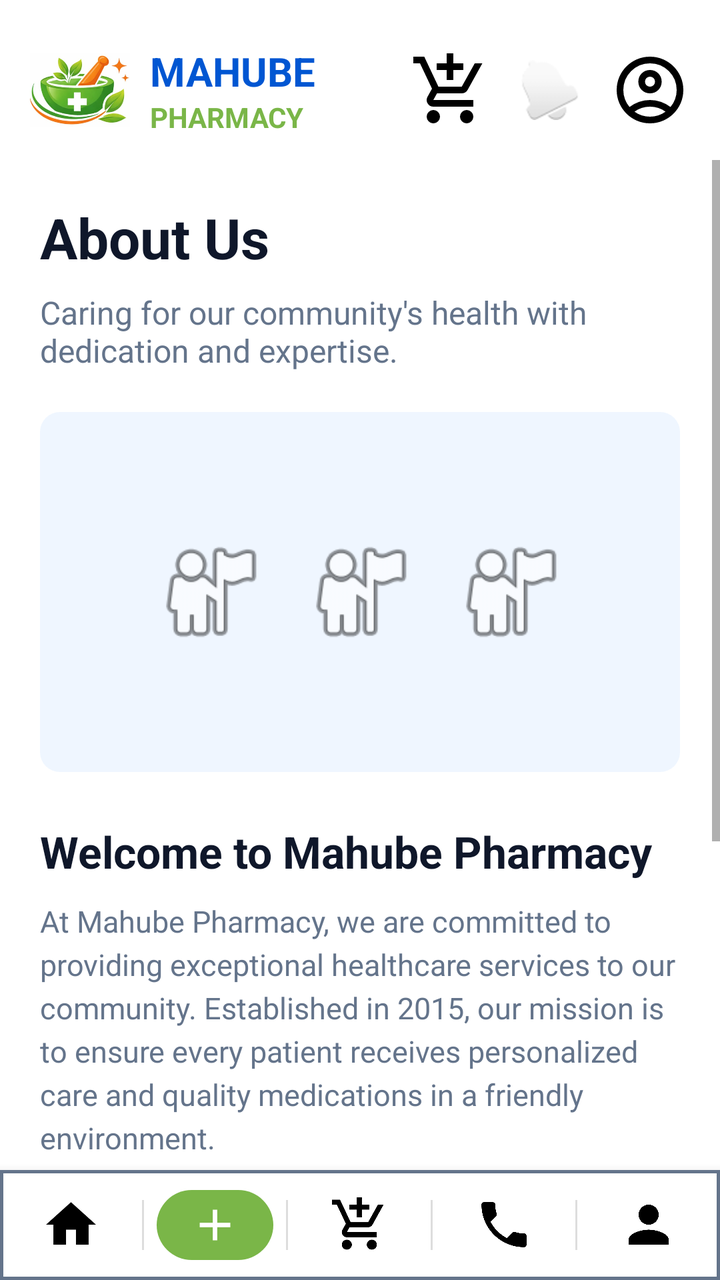
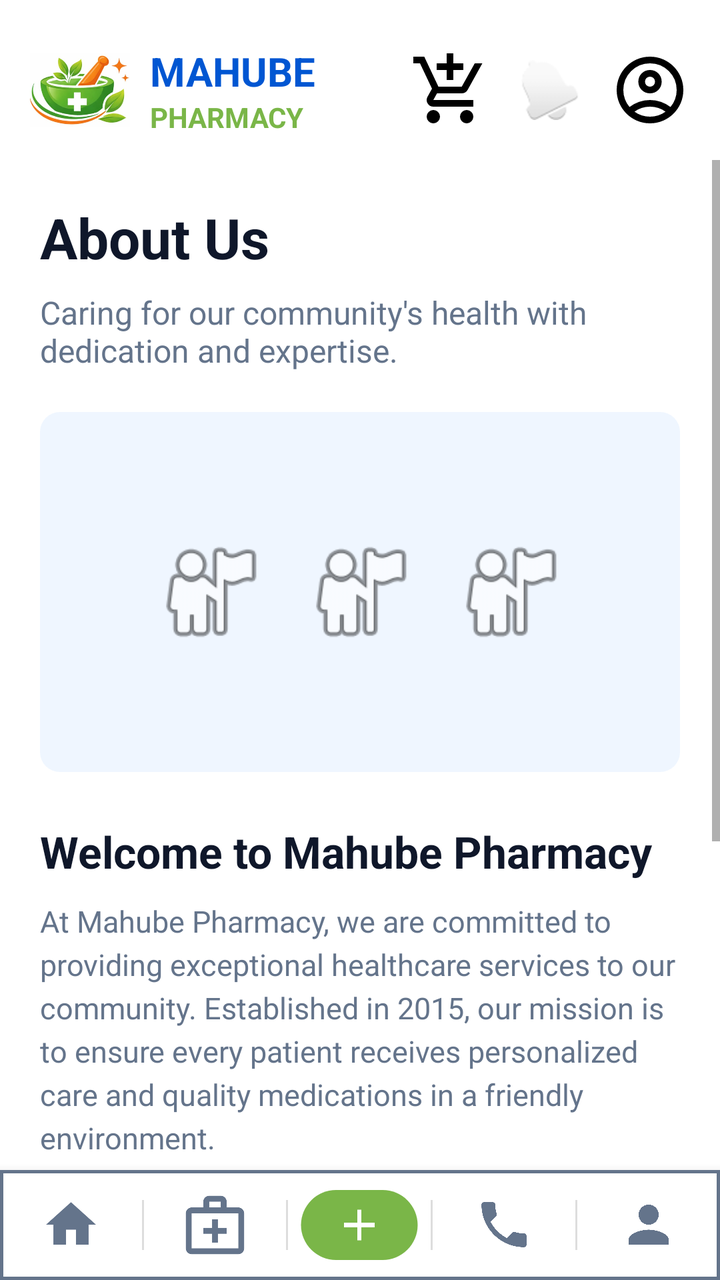

Compare the two renders of this Android layout. The source of the first and the diff that turns it into the second are given below.
<!-- AndroidManifest.xml: application theme Theme.MahubePhamarcy -->
<!-- res/layout/about_page.xml -->
<?xml version="1.0" encoding="utf-8"?>
<LinearLayout xmlns:android="http://schemas.android.com/apk/res/android"
    xmlns:app="http://schemas.android.com/apk/res-auto"
    xmlns:tools="http://schemas.android.com/tools"
    android:layout_width="match_parent"
    android:layout_height="match_parent"
    android:orientation="vertical"
    android:layout_marginTop="25dp"
    android:background="@color/white">

    
    <RelativeLayout
        android:layout_width="match_parent"
        android:layout_height="wrap_content"
        android:layout_marginTop="20dp"
        android:clickable="true"
        android:paddingHorizontal="15dp">

        <ImageView
            android:id="@+id/Icon"
            android:layout_width="50dp"
            android:layout_height="50dp"
            android:layout_alignParentStart="true"
            android:layout_centerVertical="true"
            android:src="@drawable/icon_image"
            android:contentDescription="@string/app_name"
            android:clickable="true"
            android:onClick="showHomePage" />

        <LinearLayout
            android:id="@+id/logoTextContainer"
            android:layout_width="wrap_content"
            android:layout_height="wrap_content"
            android:layout_centerVertical="true"
            android:layout_marginStart="10dp"
            android:layout_toEndOf="@id/Icon"
            android:orientation="vertical"
            android:clickable="true"
            android:onClick="showHomePage">

            <TextView
                android:id="@+id/mahubePharmacy"
                android:layout_width="wrap_content"
                android:layout_height="wrap_content"
                android:text="@string/mahube"
                android:textColor="@color/button_blue"
                android:textSize="20sp"
                android:textStyle="bold" />

            <TextView
                android:layout_width="wrap_content"
                android:layout_height="wrap_content"
                android:text="@string/pharmacy"
                android:textColor="#7AB648"
                android:textSize="14sp"
                android:textStyle="bold" />
        </LinearLayout>

        <ImageView
            android:id="@+id/profileIcon"
            android:layout_width="40dp"
            android:layout_height="40dp"
            android:layout_alignParentEnd="true"
            android:layout_centerVertical="true"
            app:tint="#64748B"
            android:src="@drawable/account_circle"
            android:contentDescription="Profile"
            android:clickable="true"
            android:onClick="showProfilePage"/>
        <ImageView
            android:id="@+id/CartIcon"
            android:layout_width="40dp"
            android:layout_height="40dp"
            android:layout_toLeftOf="@id/notificationIcon"
            android:layout_marginEnd="15dp"
            android:layout_centerVertical="true"
            android:contentDescription="Cart"
            android:clickable="true"
            android:onClick="showCartPage"
            app:tint="#64748B"
            android:src="@drawable/shopping_cart" />
        <ImageView
            android:id="@+id/notificationIcon"
            android:layout_width="30dp"
            android:layout_height="30dp"
            android:layout_centerVertical="true"
            android:layout_marginEnd="15dp"
            android:layout_toStartOf="@id/profileIcon"
            android:src="@android:drawable/ic_popup_reminder"
            app:tint="#64748B"
            android:contentDescription="Notifications"
            tools:ignore="UseAppTint" />
    </RelativeLayout>

    <ScrollView
        android:layout_width="match_parent"
        android:layout_height="0dp"
        android:layout_weight="1"
        android:layout_marginTop="10dp">

        <LinearLayout
            android:layout_width="match_parent"
            android:layout_height="wrap_content"
            android:orientation="vertical"
            android:padding="20dp">

            
            <TextView
                android:layout_width="wrap_content"
                android:layout_height="wrap_content"
                android:text="@string/about_us"
                android:textColor="#0F172A"
                android:textSize="28sp"
                android:textStyle="bold" />

            <TextView
                android:layout_width="wrap_content"
                android:layout_height="wrap_content"
                android:layout_marginTop="8dp"
                android:text="@string/about_subtitle"
                android:textColor="@color/secondary_textColor"
                android:textSize="16sp" />

            
            <RelativeLayout
                android:layout_width="match_parent"
                android:layout_height="180dp"
                android:layout_marginTop="20dp"
                android:background="@drawable/edit_box"
                android:backgroundTint="#EFF6FF">

                <LinearLayout
                    android:layout_width="wrap_content"
                    android:layout_height="wrap_content"
                    android:layout_centerInParent="true"
                    android:orientation="horizontal">

                    <ImageView
                        android:layout_width="60dp"
                        android:layout_height="60dp"
                        android:src="@android:drawable/ic_menu_myplaces"
                        app:tint="#BFDBFE"
                        android:layout_marginEnd="15dp"
                        android:contentDescription="Healthcare Icon"
                        tools:ignore="UseAppTint" />
                    <ImageView
                        android:layout_width="60dp"
                        android:layout_height="60dp"
                        android:src="@android:drawable/ic_menu_myplaces"
                        app:tint="#BFDBFE"
                        android:layout_marginEnd="15dp"
                        android:contentDescription="Healthcare Icon"
                        tools:ignore="UseAppTint" />
                    <ImageView
                        android:layout_width="60dp"
                        android:layout_height="60dp"
                        android:src="@android:drawable/ic_menu_myplaces"
                        app:tint="#BFDBFE"
                        android:contentDescription="Healthcare Icon"
                        tools:ignore="UseAppTint" />
                </LinearLayout>
            </RelativeLayout>

            
            <TextView
                android:layout_width="wrap_content"
                android:layout_height="wrap_content"
                android:layout_marginTop="25dp"
                android:text="@string/welcome_title"
                android:textColor="#0F172A"
                android:textSize="22sp"
                android:textStyle="bold" />

            <TextView
                android:layout_width="match_parent"
                android:layout_height="wrap_content"
                android:layout_marginTop="10dp"
                android:lineSpacingExtra="4dp"
                android:text="@string/welcome_description"
                android:textColor="@color/secondary_textColor"
                android:textSize="15sp" />

            
            <LinearLayout
                android:layout_width="match_parent"
                android:layout_height="wrap_content"
                android:layout_marginTop="25dp"
                android:background="@drawable/edit_box"
                android:backgroundTint="#F8FAFC"
                android:orientation="horizontal"
                android:padding="20dp">

                <ImageView
                    android:layout_width="50dp"
                    android:layout_height="50dp"
                    android:background="@drawable/edit_box"
                    android:backgroundTint="#DBEAFE"
                    android:padding="10dp"
                    android:src="@android:drawable/ic_menu_agenda"
                    app:tint="@color/button_blue"
                    android:contentDescription="Story Icon"
                    tools:ignore="UseAppTint" />

                <LinearLayout
                    android:layout_width="0dp"
                    android:layout_height="wrap_content"
                    android:layout_weight="1"
                    android:layout_marginStart="15dp"
                    android:orientation="vertical">

                    <TextView
                        android:layout_width="wrap_content"
                        android:layout_height="wrap_content"
                        android:text="@string/our_story_title"
                        android:textColor="#0F172A"
                        android:textSize="18sp"
                        android:textStyle="bold" />

                    <TextView
                        android:layout_width="match_parent"
                        android:layout_height="wrap_content"
                        android:layout_marginTop="5dp"
                        android:lineSpacingExtra="3dp"
                        android:text="@string/our_story_description"
                        android:textColor="@color/secondary_textColor"
                        android:textSize="14sp" />
                </LinearLayout>
            </LinearLayout>

        </LinearLayout>
    </ScrollView>

    <LinearLayout
        android:layout_width="match_parent"
        android:layout_height="55dp"
        android:background="@drawable/nav_background"
        android:elevation="8dp"
        android:orientation="horizontal"
        android:gravity="center_vertical"
        android:outlineAmbientShadowColor="@color/black">
        <ImageView
            android:layout_width="0dp"
            android:layout_height="30dp"
            android:layout_weight="1"
            android:clickable="true"
            android:contentDescription="Home"
            android:src="@drawable/ic_home"
            android:tint="@color/black"
            android:onClick="showHomePage"/>
        <TextView android:layout_width="1dp" android:layout_height="25dp" android:background="#DDDDDD" />
        <ImageView
            android:layout_width="0dp"
            android:layout_height="35dp"
            android:layout_weight="1"
            android:clickable="true"
            android:contentDescription="Prescriptions"
            android:src="@drawable/ic_prescriptions_item"
            android:onClick="showUploadPresciptionPage"/>
        <TextView android:layout_width="1dp" android:layout_height="25dp" android:background="#DDDDDD" />
        <ImageView
            android:layout_width="0dp"
            android:layout_height="30dp"
            android:layout_weight="1"
            android:clickable="true"
            android:contentDescription="Cart"
            android:src="@drawable/shopping_cart"
            android:tint="@color/black"
            android:onClick="showCartPage" />
        <TextView android:layout_width="1dp" android:layout_height="25dp" android:background="#DDDDDD" />
        <ImageView
            android:layout_width="0dp"
            android:layout_height="30dp"
            android:layout_weight="1"
            android:clickable="true"
            android:contentDescription="Consultation"
            android:src="@drawable/ic_contact"
            android:tint="@color/black"
            android:onClick="showConsultationPage" />
        <TextView android:layout_width="1dp" android:layout_height="25dp" android:background="#DDDDDD" />
        <ImageView
            android:id="@+id/nav_profile"
            android:layout_width="0dp"
            android:layout_height="30dp"
            android:layout_weight="1"
            android:clickable="true"
            android:contentDescription="Profile"
            android:src="@drawable/ic_profile"
            android:tint="@color/black"
            android:onClick="showProfilePage" />
    </LinearLayout>
</LinearLayout>
<!-- resources referenced by this layout -->
<resources>
  <color name="black">#FF000000</color>
  <color name="button_blue">#0056D2</color>
  <color name="secondary_textColor">#64748B</color>
  <color name="white">#FFFFFFFF</color>
  <!-- drawable edit_box (drawable) -->
  <?xml version="1.0" encoding="utf-8"?>
  <shape xmlns:android="http://schemas.android.com/apk/res/android"
      android:shape="rectangle"
      android:tint="@color/Input_background">
      <corners android:radius="10dp"/>
  
  
  </shape>
  <!-- drawable ic_home (drawable) -->
  <vector xmlns:android="http://schemas.android.com/apk/res/android"
      android:width="24dp"
      android:height="24dp"
      android:viewportWidth="24"
      android:viewportHeight="24"
      android:tint="?attr/colorControlNormal">
    <path
        android:fillColor="@android:color/white"
        android:pathData="M10,20v-6h4v6h5v-8h3L12,3 2,12h3v8z"/>
  </vector>
  <!-- drawable ic_prescriptions_item (drawable) -->
  <?xml version="1.0" encoding="utf-8"?>
  <layer-list xmlns:android="http://schemas.android.com/apk/res/android">
      <item
          android:width="40dp"
          android:height="24dp"
          android:drawable="@drawable/bg_prescriptions" />
      <item
          android:width="18dp"
          android:height="18dp"
          android:gravity="center"
          android:drawable="@drawable/ic_prescriptions" />
  </layer-list>
  <!-- drawable nav_background (drawable) -->
  <?xml version="1.0" encoding="utf-8"?>
  <shape xmlns:android="http://schemas.android.com/apk/res/android"
      android:shape="rectangle">
      <solid android:color="@color/white"/>
      <stroke android:width="1.5dp"
          android:color="@color/secondary_textColor"/>
  
  </shape>
  <string name="about_subtitle">Caring for our community\'s health with dedication and expertise.</string>
  <string name="about_us">About Us</string>
  <string name="app_name">Mahube Phamarcy</string>
  <string name="mahube">MAHUBE</string>
  <string name="our_story_description">Founded by Makgatho Elson, Mahube Pharmacy began as a small local pharmacy. Over the years, we have grown in size and scope, continuously expanding our services to meet the changing needs of our community.</string>
  <string name="our_story_title">Our Story</string>
  <string name="pharmacy">PHARMACY</string>
  <string name="welcome_description">At Mahube Pharmacy, we are committed to providing exceptional healthcare services to our community. Established in 2015, our mission is to ensure every patient receives personalized care and quality medications in a friendly environment.</string>
  <string name="welcome_title">Welcome to Mahube Pharmacy</string>
  <style name="Theme.MahubePhamarcy" parent="android:Theme.Material.Light.NoActionBar" />
  <color name="Input_background">#F1F5F9</color>
  <!-- drawable bg_prescriptions (drawable) -->
  <?xml version="1.0" encoding="utf-8"?>
  <shape xmlns:android="http://schemas.android.com/apk/res/android">
      <solid android:color="#7AB648" />
      <corners android:radius="20dp" />
  </shape>
  <!-- drawable ic_prescriptions (drawable) -->
  <vector xmlns:android="http://schemas.android.com/apk/res/android"
      android:width="24dp"
      android:height="24dp"
      android:viewportWidth="24"
      android:viewportHeight="24">
      <path
          android:fillColor="#FFFFFF"
          android:pathData="M19,13H13V19H11V13H5V11H11V5H13V11H19V13Z" />
  </vector>
  <!-- unchanged entries left out for length: 5 -->
</resources>

<!-- the commit's change to res/layout/about_page.xml (unified diff, before → after) -->
@@ -244,9 +244,19 @@
             android:layout_weight="1"
             android:clickable="true"
             android:contentDescription="Home"
-            android:src="@drawable/ic_home"
-            android:tint="@color/black"
+            android:src="@drawable/ic_home" android:tint="#64748B"
             android:onClick="showHomePage"/>
+        <TextView android:layout_width="1dp" android:layout_height="25dp" android:background="#DDDDDD" />
+        <ImageView
+            android:layout_width="0dp"
+            android:layout_height="35dp"
+            android:layout_weight="1"
+            android:clickable="true"
+            android:contentDescription="Prescriptions"
+            android:tint="#64748B"
+            android:src="@drawable/ic_services"
+            android:onClick="showServicePage"/>
+
         <TextView android:layout_width="1dp" android:layout_height="25dp" android:background="#DDDDDD" />
         <ImageView
             android:layout_width="0dp"
@@ -262,19 +272,9 @@
             android:layout_height="30dp"
             android:layout_weight="1"
             android:clickable="true"
-            android:contentDescription="Cart"
-            android:src="@drawable/shopping_cart"
-            android:tint="@color/black"
-            android:onClick="showCartPage" />
-        <TextView android:layout_width="1dp" android:layout_height="25dp" android:background="#DDDDDD" />
-        <ImageView
-            android:layout_width="0dp"
-            android:layout_height="30dp"
-            android:layout_weight="1"
-            android:clickable="true"
             android:contentDescription="Consultation"
             android:src="@drawable/ic_contact"
-            android:tint="@color/black"
+            android:tint="#64748B"
             android:onClick="showConsultationPage" />
         <TextView android:layout_width="1dp" android:layout_height="25dp" android:background="#DDDDDD" />
         <ImageView
@@ -285,7 +285,7 @@
             android:clickable="true"
             android:contentDescription="Profile"
             android:src="@drawable/ic_profile"
-            android:tint="@color/black"
-            android:onClick="showProfilePage" />
+            android:tint="#64748B"
+            android:onClick="showAboutPage" />
     </LinearLayout>
 </LinearLayout>
<!-- resource entries referenced after the edit -->
@@ -37,6 +37,17 @@
           android:gravity="center"
           android:drawable="@drawable/ic_prescriptions" />
   </layer-list>
+  <!-- drawable ic_services (drawable) -->
+  <vector xmlns:android="http://schemas.android.com/apk/res/android"
+      android:width="24dp"
+      android:height="24dp"
+      android:viewportWidth="24"
+      android:viewportHeight="24"
+      android:tint="?attr/colorControlNormal">
+    <path
+        android:fillColor="@android:color/white"
+        android:pathData="M20,6h-4V4c0-1.1-0.9-2-2-2h-4C8.9,2,8,2.9,8,4v2H4C2.9,6,2,6.9,2,8v12c0,1.1,0.9,2,2,2h16c1.1,0,2-0.9,2-2V8C22,6.9,21.1,6,20,6z M10,4h4v2h-4V4z M20,20H4V8h16V20z M11,18h2v-3h3v-2h-3v-3h-2v3H8v2h3V18z"/>
+  </vector>
   <!-- drawable nav_background (drawable) -->
   <?xml version="1.0" encoding="utf-8"?>
   <shape xmlns:android="http://schemas.android.com/apk/res/android"
